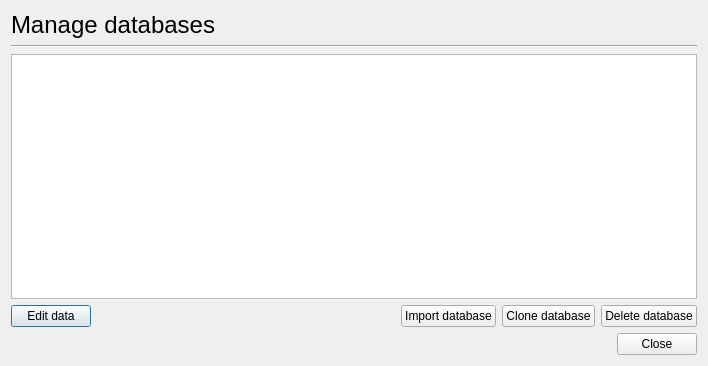
qlands/cleaned-desktop, file managedatabases.ui: the form before one commit.
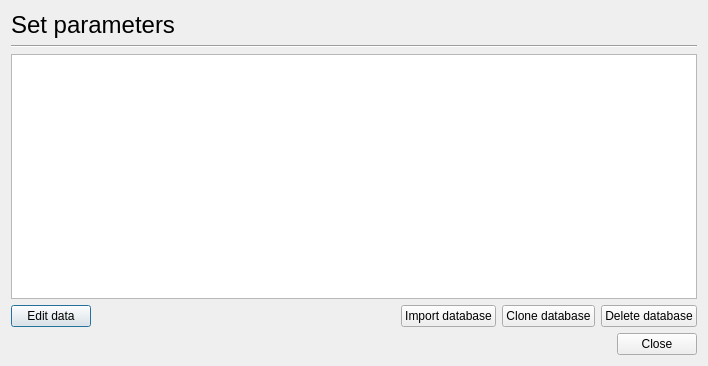
The form after the commit.

Commit message: Change manage databse to parameter database

What changed in the file:
```diff
--- a/managedatabases.ui
+++ b/managedatabases.ui
@@ -22,7 +22,7 @@
       </font>
      </property>
      <property name="text">
-      <string>Manage databases</string>
+      <string>Set parameters</string>
      </property>
     </widget>
    </item>
```
The commit also changes 1 other file.
